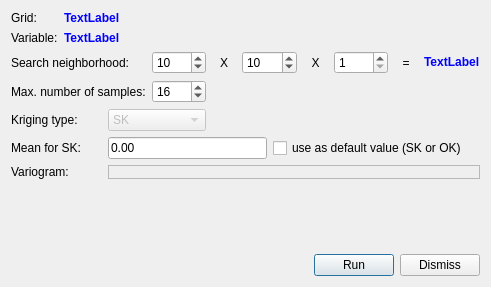
The window that dialogs/ndvestimationdialog.ui (PauloCarvalhoRJ/gammaray) describes before a commit, drawn with Qt 5.
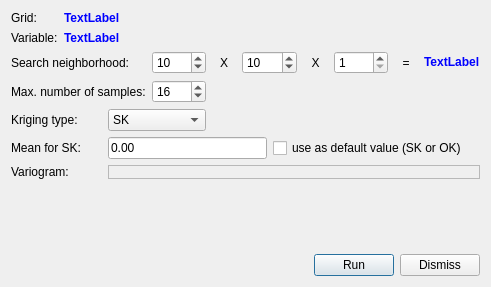
The same window after the commit.

The edit to the form file:
```diff
--- a/dialogs/ndvestimationdialog.ui
+++ b/dialogs/ndvestimationdialog.ui
@@ -137,7 +137,7 @@
      <item row="4" column="2" colspan="2">
       <widget class="QComboBox" name="cmbKType">
        <property name="enabled">
-        <bool>false</bool>
+        <bool>true</bool>
        </property>
        <item>
         <property name="text">
```
